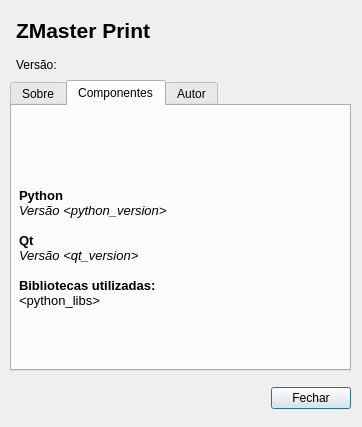
Old version of the form zmasterprint/ui/aboutdlg.ui in the repository thiagoneo/ZMasterPrint.
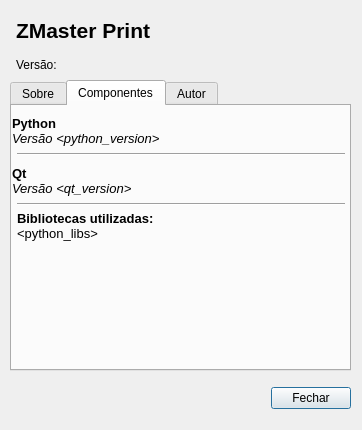
New version of the form. The open tabs and pages were chosen to show the change. Icons and pictures are not drawn.

The edit to the form file:
```diff
--- a/zmasterprint/ui/aboutdlg.ui
+++ b/zmasterprint/ui/aboutdlg.ui
@@ -7,7 +7,7 @@
     <x>0</x>
     <y>0</y>
     <width>362</width>
-    <height>427</height>
+    <height>430</height>
    </rect>
   </property>
   <property name="windowTitle">
@@ -50,10 +50,10 @@
     <widget class="QLabel" name="labelInfoComponents">
      <property name="geometry">
       <rect>
-       <x>7</x>
-       <y>17</y>
-       <width>321</width>
-       <height>251</height>
+       <x>0</x>
+       <y>0</y>
+       <width>337</width>
+       <height>51</height>
       </rect>
      </property>
      <property name="text">
@@ -63,10 +63,79 @@
 &lt;/style&gt;&lt;/head&gt;&lt;body style=&quot; font-family:'Segoe UI'; font-size:10pt; font-weight:400; font-style:normal;&quot;&gt;
 &lt;p style=&quot; margin-top:0px; margin-bottom:0px; margin-left:0px; margin-right:0px; -qt-block-indent:0; text-indent:0px;&quot;&gt;&lt;span style=&quot; font-weight:600; background-color:transparent;&quot;&gt;Python&lt;/span&gt;&lt;/p&gt;
 &lt;p style=&quot; margin-top:0px; margin-bottom:0px; margin-left:0px; margin-right:0px; -qt-block-indent:0; text-indent:0px;&quot;&gt;&lt;span style=&quot; font-style:italic; background-color:transparent;&quot;&gt;Versão &amp;lt;python_version&amp;gt;&lt;/span&gt;&lt;/p&gt;
-&lt;p style=&quot;-qt-paragraph-type:empty; margin-top:0px; margin-bottom:0px; margin-left:0px; margin-right:0px; -qt-block-indent:0; text-indent:0px;&quot;&gt;&lt;br /&gt;&lt;/p&gt;
+&lt;/body&gt;&lt;/html&gt;</string>
+     </property>
+     <property name="margin">
+      <number>5</number>
+     </property>
+    </widget>
+    <widget class="QLabel" name="labelQt">
+     <property name="geometry">
+      <rect>
+       <x>0</x>
+       <y>50</y>
+       <width>337</width>
+       <height>51</height>
+      </rect>
+     </property>
+     <property name="text">
+      <string>&lt;!DOCTYPE HTML PUBLIC &quot;-//W3C//DTD HTML 4.0//EN&quot; &quot;http://www.w3.org/TR/REC-html40/strict.dtd&quot;&gt;
+&lt;html&gt;&lt;head&gt;&lt;meta name=&quot;qrichtext&quot; content=&quot;1&quot; /&gt;&lt;style type=&quot;text/css&quot;&gt;
+p, li { white-space: pre-wrap; }
+&lt;/style&gt;&lt;/head&gt;&lt;body style=&quot; font-family:'Segoe UI'; font-size:10pt; font-weight:400; font-style:normal;&quot;&gt;
 &lt;p style=&quot; margin-top:0px; margin-bottom:0px; margin-left:0px; margin-right:0px; -qt-block-indent:0; text-indent:0px;&quot;&gt;&lt;span style=&quot; font-weight:600; background-color:transparent;&quot;&gt;Qt&lt;/span&gt;&lt;/p&gt;
-&lt;p style=&quot; margin-top:0px; margin-bottom:0px; margin-left:0px; margin-right:0px; -qt-block-indent:0; text-indent:0px;&quot;&gt;&lt;span style=&quot; font-style:italic; background-color:transparent;&quot;&gt;Versão &amp;lt;qt_version&amp;gt;&lt;/span&gt;&lt;/p&gt;
-&lt;p style=&quot;-qt-paragraph-type:empty; margin-top:0px; margin-bottom:0px; margin-left:0px; margin-right:0px; -qt-block-indent:0; text-indent:0px;&quot;&gt;&lt;br /&gt;&lt;/p&gt;
+&lt;p style=&quot; margin-top:0px; margin-bottom:0px; margin-left:0px; margin-right:0px; -qt-block-indent:0; text-indent:0px;&quot;&gt;&lt;span style=&quot; font-style:italic; background-color:transparent;&quot;&gt;Versão &amp;lt;qt_version&amp;gt;&lt;/span&gt;&lt;/p&gt;&lt;/body&gt;&lt;/html&gt;</string>
+     </property>
+     <property name="margin">
+      <number>5</number>
+     </property>
+    </widget>
+    <widget class="Line" name="line">
+     <property name="geometry">
+      <rect>
+       <x>5</x>
+       <y>40</y>
+       <width>328</width>
+       <height>16</height>
+      </rect>
+     </property>
+     <property name="orientation">
+      <enum>Qt::Horizontal</enum>
+     </property>
+    </widget>
+    <widget class="Line" name="line_2">
+     <property name="geometry">
+      <rect>
+       <x>5</x>
+       <y>90</y>
+       <width>328</width>
+       <height>16</height>
+      </rect>
+     </property>
+     <property name="orientation">
+      <enum>Qt::Horizontal</enum>
+     </property>
+    </widget>
+    <widget class="QTextBrowser" name="textBrowserComponents">
+     <property name="geometry">
+      <rect>
+       <x>0</x>
+       <y>100</y>
+       <width>337</width>
+       <height>156</height>
+      </rect>
+     </property>
+     <property name="layoutDirection">
+      <enum>Qt::LeftToRight</enum>
+     </property>
+     <property name="styleSheet">
+      <string notr="true">background-color: rgba(255, 255, 255, 0);</string>
+     </property>
+     <property name="html">
+      <string>&lt;!DOCTYPE HTML PUBLIC &quot;-//W3C//DTD HTML 4.0//EN&quot; &quot;http://www.w3.org/TR/REC-html40/strict.dtd&quot;&gt;
+&lt;html&gt;&lt;head&gt;&lt;meta name=&quot;qrichtext&quot; content=&quot;1&quot; /&gt;&lt;style type=&quot;text/css&quot;&gt;
+p, li { white-space: pre-wrap; }
+&lt;/style&gt;&lt;/head&gt;&lt;body style=&quot; font-family:'Segoe UI'; font-size:10pt; font-weight:400; font-style:normal;&quot;&gt;
 &lt;p style=&quot; margin-top:0px; margin-bottom:0px; margin-left:0px; margin-right:0px; -qt-block-indent:0; text-indent:0px;&quot;&gt;&lt;span style=&quot; font-weight:600; background-color:transparent;&quot;&gt;Bibliotecas utilizadas:&lt;/span&gt;&lt;/p&gt;
 &lt;p style=&quot; margin-top:0px; margin-bottom:0px; margin-left:0px; margin-right:0px; -qt-block-indent:0; text-indent:0px;&quot;&gt;&lt;span style=&quot; background-color:transparent;&quot;&gt;&amp;lt;python_libs&amp;gt;&lt;/span&gt;&lt;/p&gt;&lt;/body&gt;&lt;/html&gt;</string>
      </property>
```
Left out of the diff: 12 changed lines with no effect on the pictures.
